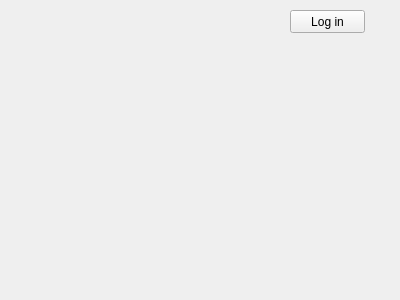
sunRainPenguin/libdash-adaptation, file libdash/qtsampleplayer/ondemandgui.ui: the form before one commit.
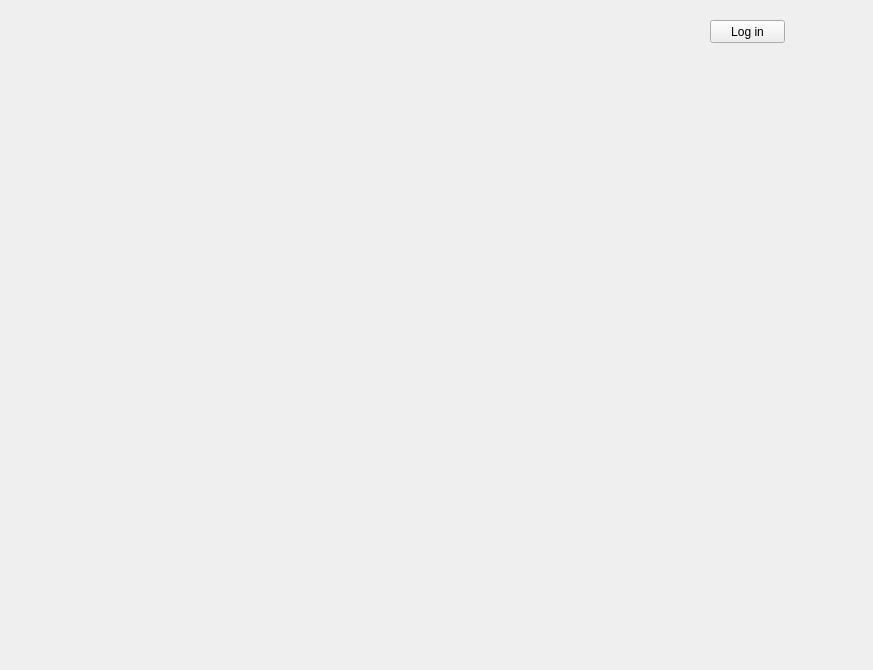
The form after the commit.

Commit message: on demand interface ^_^

The edit to the form file:
```diff
--- a/libdash/qtsampleplayer/ondemandgui.ui
+++ b/libdash/qtsampleplayer/ondemandgui.ui
@@ -6,8 +6,8 @@
    <rect>
     <x>0</x>
     <y>0</y>
-    <width>400</width>
-    <height>300</height>
+    <width>873</width>
+    <height>670</height>
    </rect>
   </property>
   <property name="windowTitle">
@@ -16,8 +16,8 @@
   <widget class="QPushButton" name="button_login">
    <property name="geometry">
     <rect>
-     <x>290</x>
-     <y>10</y>
+     <x>710</x>
+     <y>20</y>
      <width>75</width>
      <height>23</height>
     </rect>
@@ -26,6 +26,21 @@
     <string>Log in</string>
    </property>
   </widget>
+  <widget class="QWidget" name="gridLayoutWidget">
+   <property name="geometry">
+    <rect>
+     <x>20</x>
+     <y>80</y>
+     <width>831</width>
+     <height>571</height>
+    </rect>
+   </property>
+   <layout class="QGridLayout" name="gridLayout" rowstretch="0">
+    <property name="topMargin">
+     <number>0</number>
+    </property>
+   </layout>
+  </widget>
  </widget>
  <layoutdefault spacing="6" margin="11"/>
  <resources/>
```
The commit also changes 6 other files.
